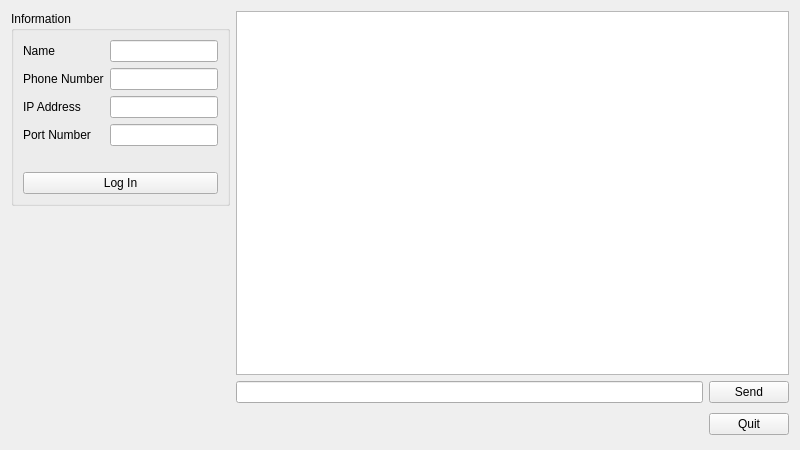
Above: ChatProgramForClient/widget.ui from Jeong77777/Project_ClientChatManagementProgram_Qt before the change. Below: the same form after it.
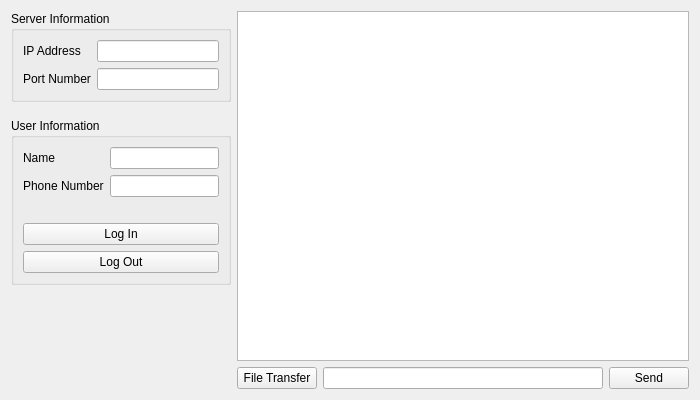
That is the form after the change.

The edit to the form file:
```diff
--- a/ChatProgramForClient/widget.ui
+++ b/ChatProgramForClient/widget.ui
@@ -6,18 +6,18 @@
    <rect>
     <x>0</x>
     <y>0</y>
-    <width>800</width>
-    <height>450</height>
+    <width>700</width>
+    <height>400</height>
    </rect>
   </property>
   <property name="windowTitle">
    <string>Chat program for client</string>
   </property>
-  <layout class="QVBoxLayout" name="verticalLayout_5">
+  <layout class="QHBoxLayout" name="horizontalLayout_2">
    <item>
-    <layout class="QHBoxLayout" name="horizontalLayout_3">
+    <layout class="QVBoxLayout" name="inputVerticalLayout">
      <item>
-      <layout class="QVBoxLayout" name="verticalLayout_4">
+      <layout class="QVBoxLayout" name="inputVerticalLayout2">
        <item>
         <widget class="QGroupBox" name="groupBox">
          <property name="sizePolicy">
@@ -26,54 +26,113 @@
            <verstretch>0</verstretch>
           </sizepolicy>
          </property>
+         <property name="minimumSize">
+          <size>
+           <width>220</width>
+           <height>0</height>
+          </size>
+         </property>
+         <property name="maximumSize">
+          <size>
+           <width>220</width>
+           <height>16777215</height>
+          </size>
+         </property>
          <property name="title">
-          <string>Information</string>
+          <string>Server Information</string>
          </property>
          <layout class="QVBoxLayout" name="verticalLayout">
           <item>
            <layout class="QFormLayout" name="formLayout">
             <item row="0" column="0">
-             <widget class="QLabel" name="nameLabel">
-              <property name="text">
-               <string>Name</string>
-              </property>
-             </widget>
-            </item>
-            <item row="0" column="1">
-             <widget class="QLineEdit" name="name"/>
-            </item>
-            <item row="1" column="0">
-             <widget class="QLabel" name="phoneNumLabel">
-              <property name="text">
-               <string>Phone Number</string>
-              </property>
-             </widget>
-            </item>
-            <item row="1" column="1">
-             <widget class="QLineEdit" name="phoneNum"/>
-            </item>
-            <item row="2" column="0">
              <widget class="QLabel" name="ipAddrLabel">
               <property name="text">
                <string>IP Address</string>
               </property>
              </widget>
             </item>
-            <item row="2" column="1">
+            <item row="0" column="1">
              <widget class="QLineEdit" name="serverAddress"/>
             </item>
-            <item row="3" column="0">
+            <item row="1" column="0">
              <widget class="QLabel" name="portNumLabel">
               <property name="text">
                <string>Port Number</string>
               </property>
              </widget>
             </item>
-            <item row="3" column="1">
+            <item row="1" column="1">
              <widget class="QLineEdit" name="serverPort"/>
             </item>
            </layout>
           </item>
+         </layout>
+        </widget>
+       </item>
+       <item>
+        <spacer name="verticalSpacer_3">
+         <property name="orientation">
+          <enum>Qt::Vertical</enum>
+         </property>
+         <property name="sizeType">
+          <enum>QSizePolicy::Fixed</enum>
+         </property>
+         <property name="sizeHint" stdset="0">
+          <size>
+           <width>20</width>
+           <height>10</height>
+          </size>
+         </property>
+        </spacer>
+       </item>
+       <item>
+        <widget class="QGroupBox" name="userGroupBox">
+         <property name="sizePolicy">
+          <sizepolicy hsizetype="Fixed" vsizetype="Preferred">
+           <horstretch>0</horstretch>
+           <verstretch>0</verstretch>
+          </sizepolicy>
+         </property>
+         <property name="minimumSize">
+          <size>
+           <width>220</width>
+           <height>0</height>
+          </size>
+         </property>
+         <property name="maximumSize">
+          <size>
+           <width>220</width>
+           <height>16777215</height>
+          </size>
+         </property>
+         <property name="title">
+          <string>User Information</string>
+         </property>
+         <layout class="QVBoxLayout" name="verticalLayout_2">
+          <item>
+           <layout class="QFormLayout" name="formLayout_2">
+            <item row="0" column="0">
+             <widget class="QLabel" name="nameLabel">
+              <property name="text">
+               <string>Name</string>
+              </property>
+             </widget>
+            </item>
+            <item row="0" column="1">
+             <widget class="QLineEdit" name="name"/>
+            </item>
+            <item row="1" column="0">
+             <widget class="QLabel" name="phoneNumLabel">
+              <property name="text">
+               <string>Phone Number</string>
+              </property>
+             </widget>
+            </item>
+            <item row="1" column="1">
+             <widget class="QLineEdit" name="phoneNum"/>
+            </item>
+           </layout>
+          </item>
           <item>
            <spacer name="verticalSpacer">
             <property name="orientation">
@@ -97,8 +156,17 @@
             </property>
            </widget>
           </item>
+          <item>
+           <widget class="QPushButton" name="quitButton">
+            <property name="text">
+             <string>Log Out</string>
+            </property>
+           </widget>
+          </item>
          </layout>
         </widget>
+       </item>
+      </layout>
        </item>
        <item>
         <spacer name="verticalSpacer_2">
@@ -116,7 +184,7 @@
       </layout>
      </item>
      <item>
-      <layout class="QVBoxLayout" name="verticalLayout_3">
+    <layout class="QVBoxLayout" name="messageVerticalLayout">
        <item>
         <widget class="QTextEdit" name="message">
          <property name="readOnly">
@@ -125,9 +193,20 @@
         </widget>
        </item>
        <item>
-        <layout class="QVBoxLayout" name="verticalLayout_2">
-         <item>
           <layout class="QHBoxLayout" name="horizontalLayout">
+       <item>
+        <widget class="QPushButton" name="fileButton">
+         <property name="sizePolicy">
+          <sizepolicy hsizetype="Fixed" vsizetype="Fixed">
+           <horstretch>0</horstretch>
+           <verstretch>0</verstretch>
+          </sizepolicy>
+         </property>
+         <property name="text">
+          <string>File Transfer</string>
+         </property>
+        </widget>
+       </item>
            <item>
             <widget class="QLineEdit" name="inputLine"/>
            </item>
@@ -143,40 +222,6 @@
               <string>Send</string>
              </property>
             </widget>
-           </item>
-          </layout>
-         </item>
-         <item>
-          <layout class="QHBoxLayout" name="horizontalLayout_2">
-           <item>
-            <spacer name="horizontalSpacer">
-             <property name="orientation">
-              <enum>Qt::Horizontal</enum>
-             </property>
-             <property name="sizeHint" stdset="0">
-              <size>
-               <width>306</width>
-               <height>30</height>
-              </size>
-             </property>
-            </spacer>
-           </item>
-           <item>
-            <widget class="QPushButton" name="quitButton">
-             <property name="sizePolicy">
-              <sizepolicy hsizetype="Fixed" vsizetype="Fixed">
-               <horstretch>0</horstretch>
-               <verstretch>0</verstretch>
-              </sizepolicy>
-             </property>
-             <property name="text">
-              <string>Quit</string>
-             </property>
-            </widget>
-           </item>
-          </layout>
-         </item>
-        </layout>
        </item>
       </layout>
      </item>
```
Left out of the diff: 4 changed lines with no effect on the pictures. Lines whose indentation alone changed are shown as unchanged.
